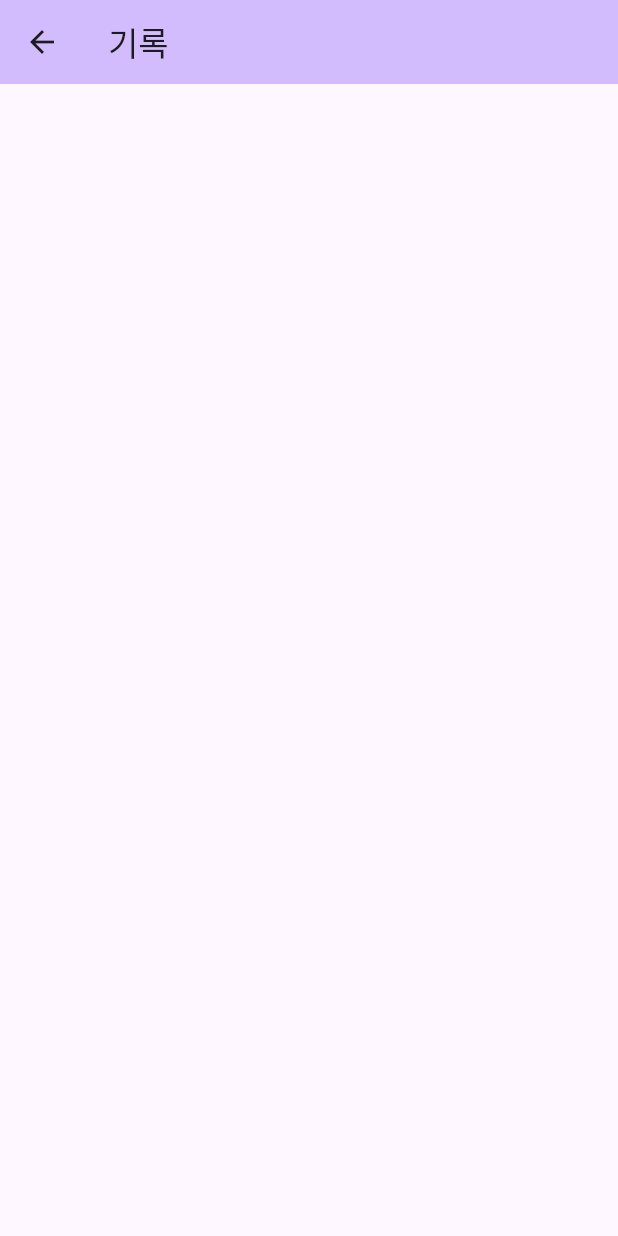
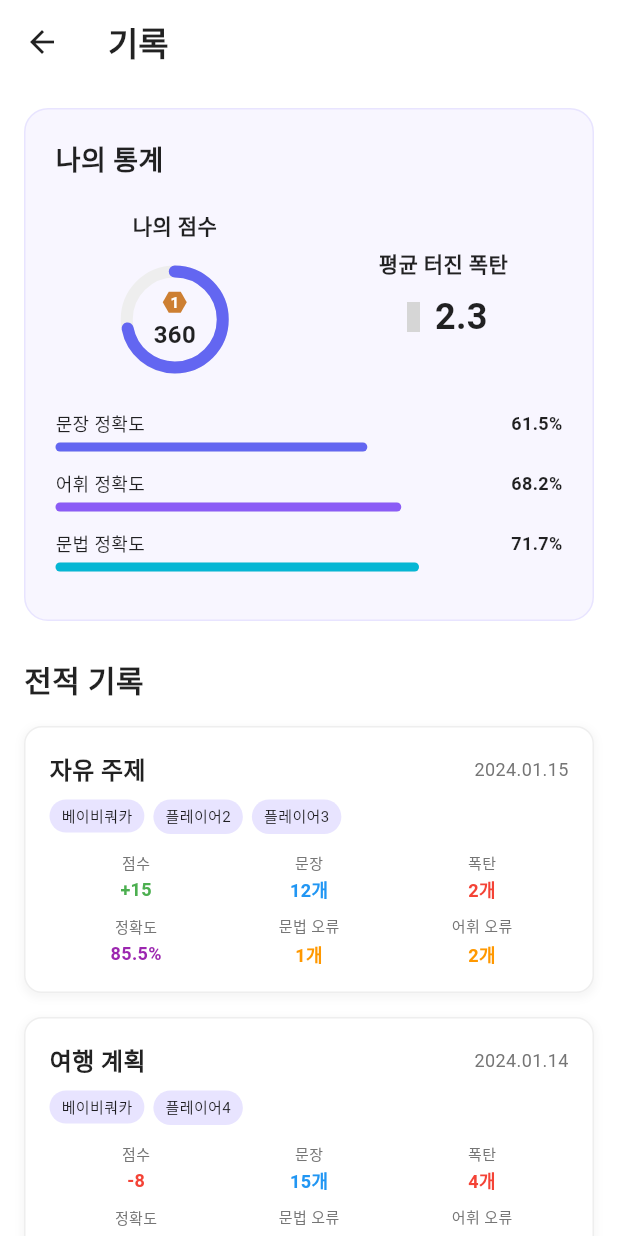
Before and after one commit to DH-Koo/Team46_Junction_Asia_2025, a Flutter app: the RecordScreen screen opened directly, on a phone screen of 412 x 824 dp. Run offline on Flutter 3.47's test engine with Material 3 defaults, Android fonts, the phone set to English and light mode, and no system bars; our stand-ins replace material_symbols_icons; grey boxes are pictures that could not be loaded.

Commit message:
record_list_screen 틀 구현

```diff
--- a/lib/main.dart
+++ b/lib/main.dart
@@ -1,6 +1,6 @@
 import 'package:flutter/material.dart';
 import 'screens/home/home_screen.dart';
-import 'screens/record/record_screen.dart';
+import 'screens/record/record_list_screen.dart';
 import 'screens/profile/profile_screen.dart';
 
 void main() {
--- /dev/null
+++ b/lib/screens/record/record_list_screen.dart
@@ -0,0 +1,518 @@
+import 'package:flutter/material.dart';
+import 'dart:math' as math;
+import 'package:material_symbols_icons/material_symbols_icons.dart';
+
+class RecordScreen extends StatefulWidget {
+  const RecordScreen({super.key});
+
+  @override
+  State<RecordScreen> createState() => _RecordScreenState();
+}
+
+class _RecordScreenState extends State<RecordScreen> {
+  // 더미 데이터
+  final List<Map<String, dynamic>> gameRecords = [
+    {
+      'topic': '자유 주제',
+      'participants': ['베이비쿼카', '플레이어2', '플레이어3'],
+      'scoreChange': 15,
+      'sentenceCount': 12,
+      'bombCount': 2,
+      'conversationAccuracy': 85.5,
+      'grammarErrors': 1,
+      'vocabularyErrors': 2,
+      'date': '2024.01.15',
+      'duration': '8분',
+    },
+    {
+      'topic': '여행 계획',
+      'participants': ['베이비쿼카', '플레이어4'],
+      'scoreChange': -8,
+      'sentenceCount': 15,
+      'bombCount': 4,
+      'conversationAccuracy': 72.3,
+      'grammarErrors': 3,
+      'vocabularyErrors': 1,
+      'date': '2024.01.14',
+      'duration': '10분',
+    },
+    {
+      'topic': '음식 리뷰',
+      'participants': ['베이비쿼카', '플레이어5', '플레이어6', '플레이어7'],
+      'scoreChange': 22,
+      'sentenceCount': 18,
+      'bombCount': 1,
+      'conversationAccuracy': 92.1,
+      'grammarErrors': 0,
+      'vocabularyErrors': 1,
+      'date': '2024.01.13',
+      'duration': '12분',
+    },
+  ];
+
+  @override
+  Widget build(BuildContext context) {
+    return Scaffold(
+      backgroundColor: Colors.white,
+      appBar: AppBar(
+        title: const Text(
+          '기록',
+          style: TextStyle(fontWeight: FontWeight.bold, color: Colors.black87),
+        ),
+        backgroundColor: Colors.white,
+        elevation: 0,
+        iconTheme: const IconThemeData(color: Colors.black87),
+      ),
+      body: SingleChildScrollView(
+        padding: const EdgeInsets.all(16.0),
+        child: Column(
+          children: [
+            // 상단 통계 섹션
+            _buildStatisticsSection(),
+            const SizedBox(height: 24),
+
+            // 전적 기록 제목
+            const Align(
+              alignment: Alignment.centerLeft,
+              child: Text(
+                '전적 기록',
+                style: TextStyle(
+                  fontSize: 20,
+                  fontWeight: FontWeight.bold,
+                  color: Colors.black87,
+                ),
+              ),
+            ),
+            const SizedBox(height: 16),
+
+            // 전적 기록 리스트
+            ...gameRecords.map((record) => _buildRecordPost(record)),
+          ],
+        ),
+      ),
+    );
+  }
+
+  Widget _buildStatisticsSection() {
+    return Container(
+      padding: const EdgeInsets.all(20),
+      decoration: BoxDecoration(
+        color: const Color(0xFFF8F6FF),
+        borderRadius: BorderRadius.circular(16),
+        border: Border.all(color: const Color(0xFFE8E4FF), width: 1),
+      ),
+      child: Column(
+        crossAxisAlignment: CrossAxisAlignment.start,
+        children: [
+          const Text(
+            '나의 통계',
+            style: TextStyle(
+              fontSize: 18,
+              fontWeight: FontWeight.bold,
+              color: Colors.black87,
+            ),
+          ),
+          const SizedBox(height: 20),
+
+          // 점수 그래프와 폭탄 통계
+          Row(
+            children: [
+              // 점수 원형 차트
+              Expanded(child: _buildScoreChart()),
+              const SizedBox(width: 20),
+              // 평균 폭탄 수
+              Expanded(child: _buildBombStatistics()),
+            ],
+          ),
+
+          const SizedBox(height: 20),
+
+          // 정확도 막대 그래프들
+          _buildAccuracyBars(),
+        ],
+      ),
+    );
+  }
+
+  Widget _buildScoreChart() {
+    return Column(
+      children: [
+        const Text(
+          '나의 점수',
+          style: TextStyle(
+            fontSize: 14,
+            fontWeight: FontWeight.w600,
+            color: Colors.black87,
+          ),
+        ),
+        const SizedBox(height: 12),
+        SizedBox(
+          width: 80,
+          height: 80,
+          child: CustomPaint(
+            painter: ScoreChartPainter(),
+            child: Center(
+              child: Column(
+                mainAxisSize: MainAxisSize.min,
+                children: [
+                  _buildTierHexagon(1),
+                  // const SizedBox(height: 4),
+                  Text(
+                    '360',
+                    style: TextStyle(
+                      fontSize: 16,
+                      fontWeight: FontWeight.bold,
+                      color: Colors.black87,
+                    ),
+                  ),
+                ],
+              ),
+            ),
+          ),
+        ),
+      ],
+    );
+  }
+
+  Widget _buildTierHexagon(int tier) {
+    Color tierColor = _getTierColor(tier);
+
+    return SizedBox(
+      width: 20,
+      height: 20,
+      child: CustomPaint(
+        painter: HexagonPainter(tierColor),
+        child: Center(
+          child: Text(
+            tier.toString(),
+            style: const TextStyle(
+              color: Colors.white,
+              fontSize: 10,
+              fontWeight: FontWeight.bold,
+            ),
+          ),
+        ),
+      ),
+    );
+  }
+
+  Color _getTierColor(int tier) {
+    switch (tier) {
+      case 1:
+        return const Color(0xFFCD7F32); // 브론즈
+      case 2:
+        return const Color(0xFFC0C0C0); // 실버
+      case 3:
+        return const Color(0xFFFFD700); // 골드
+      case 4:
+        return const Color(0xFF50C878); // 에메랄드
+      default:
+        return const Color(0xFFCD7F32); // 기본 브론즈
+    }
+  }
+
+  Widget _buildBombStatistics() {
+    return Column(
+      children: [
+        const Text(
+          '평균 터진 폭탄',
+          style: TextStyle(
+            fontSize: 14,
+            fontWeight: FontWeight.w600,
+            color: Colors.black87,
+          ),
+        ),
+        const SizedBox(height: 8),
+        Row(
+          mainAxisAlignment: MainAxisAlignment.center,
+          children: [
+            Icon(Symbols.bomb, color: Colors.red[400], size: 20),
+            const SizedBox(width: 4),
+            const Text(
+              '2.3',
+              style: TextStyle(
+                fontSize: 24,
+                fontWeight: FontWeight.bold,
+                color: Colors.black87,
+              ),
+            ),
+          ],
+        ),
+      ],
+    );
+  }
+
+  Widget _buildAccuracyBars() {
+    final accuracyData = [
+      {'label': '문장 정확도', 'value': 61.5, 'color': const Color(0xFF6366F1)},
+      {'label': '어휘 정확도', 'value': 68.2, 'color': const Color(0xFF8B5CF6)},
+      {'label': '문법 정확도', 'value': 71.7, 'color': const Color(0xFF06B6D4)},
+    ];
+
+    return Column(
+      children: accuracyData.map((data) {
+        return Padding(
+          padding: const EdgeInsets.only(bottom: 12),
+          child: Column(
+            crossAxisAlignment: CrossAxisAlignment.start,
+            children: [
+              Row(
+                mainAxisAlignment: MainAxisAlignment.spaceBetween,
+                children: [
+                  Text(
+                    data['label'] as String,
+                    style: const TextStyle(
+                      fontSize: 12,
+                      fontWeight: FontWeight.w500,
+                      color: Colors.black87,
+                    ),
+                  ),
+                  Text(
+                    '${(data['value'] as double).toStringAsFixed(1)}%',
+                    style: const TextStyle(
+                      fontSize: 12,
+                      fontWeight: FontWeight.bold,
+                      color: Colors.black87,
+                    ),
+                  ),
+                ],
+              ),
+              const SizedBox(height: 4),
+              Container(
+                height: 6,
+                decoration: BoxDecoration(
+                  color: Colors.grey[200],
+                  borderRadius: BorderRadius.circular(3),
+                ),
+                child: FractionallySizedBox(
+                  alignment: Alignment.centerLeft,
+                  widthFactor: (data['value'] as double) / 100,
+                  child: Container(
+                    decoration: BoxDecoration(
+                      color: data['color'] as Color,
+                      borderRadius: BorderRadius.circular(3),
+                    ),
+                  ),
+                ),
+              ),
+            ],
+          ),
+        );
+      }).toList(),
+    );
+  }
+
+  Widget _buildRecordPost(Map<String, dynamic> record) {
+    return Container(
+      margin: const EdgeInsets.only(bottom: 16),
+      padding: const EdgeInsets.all(16),
+      decoration: BoxDecoration(
+        color: Colors.white,
+        borderRadius: BorderRadius.circular(12),
+        border: Border.all(color: Colors.grey[200]!, width: 1),
+        boxShadow: [
+          BoxShadow(
+            color: Colors.grey.withOpacity(0.1),
+            spreadRadius: 1,
+            blurRadius: 4,
+            offset: const Offset(0, 2),
+          ),
+        ],
+      ),
+      child: Column(
+        crossAxisAlignment: CrossAxisAlignment.start,
+        children: [
+          // 상단: 주제와 날짜
+          Row(
+            mainAxisAlignment: MainAxisAlignment.spaceBetween,
+            children: [
+              Text(
+                record['topic'],
+                style: const TextStyle(
+                  fontSize: 16,
+                  fontWeight: FontWeight.bold,
+                  color: Colors.black87,
+                ),
+              ),
+              Text(
+                record['date'],
+                style: TextStyle(fontSize: 12, color: Colors.grey[600]),
+              ),
+            ],
+          ),
+          const SizedBox(height: 8),
+
+          // 참여자들
+          Wrap(
+            spacing: 6,
+            children: (record['participants'] as List<String>).map((
+              participant,
+            ) {
+              return Container(
+                padding: const EdgeInsets.symmetric(horizontal: 8, vertical: 4),
+                decoration: BoxDecoration(
+                  color: const Color(0xFFE8E4FF),
+                  borderRadius: BorderRadius.circular(12),
+                ),
+                child: Text(
+                  participant,
+                  style: const TextStyle(fontSize: 10, color: Colors.black87),
+                ),
+              );
+            }).toList(),
+          ),
+          const SizedBox(height: 12),
+
+          // 통계 정보
+          Row(
+            children: [
+              // 점수 변화
+              Expanded(
+                child: _buildStatItem(
+                  '점수',
+                  '${record['scoreChange'] > 0 ? '+' : ''}${record['scoreChange']}',
+                  record['scoreChange'] > 0 ? Colors.green : Colors.red,
+                ),
+              ),
+              // 문장 수
+              Expanded(
+                child: _buildStatItem(
+                  '문장',
+                  '${record['sentenceCount']}개',
+                  Colors.blue,
+                ),
+              ),
+              // 폭탄 수
+              Expanded(
+                child: _buildStatItem(
+                  '폭탄',
+                  '${record['bombCount']}개',
+                  Colors.red,
+                ),
+              ),
+            ],
+          ),
+          const SizedBox(height: 8),
+
+          Row(
+            children: [
+              // 회화 정확도
+              Expanded(
+                child: _buildStatItem(
+                  '정확도',
+                  '${record['conversationAccuracy']}%',
+                  Colors.purple,
+                ),
+              ),
+              // 문법 오류
+              Expanded(
+                child: _buildStatItem(
+                  '문법 오류',
+                  '${record['grammarErrors']}개',
+                  Colors.orange,
+                ),
+              ),
+              // 어휘 오류
+              Expanded(
+                child: _buildStatItem(
+                  '어휘 오류',
+                  '${record['vocabularyErrors']}개',
+                  Colors.orange,
+                ),
+              ),
+            ],
+          ),
+        ],
+      ),
+    );
+  }
+
+  Widget _buildStatItem(String label, String value, Color color) {
+    return Column(
+      crossAxisAlignment: CrossAxisAlignment.center,
+      children: [
+        Text(label, style: TextStyle(fontSize: 10, color: Colors.grey[600])),
+        const SizedBox(height: 2),
+        Text(
+          value,
+          style: TextStyle(
+            fontSize: 12,
+            fontWeight: FontWeight.bold,
+            color: color,
+          ),
+        ),
+      ],
+    );
+  }
+}
+
+class ScoreChartPainter extends CustomPainter {
+  @override
+  void paint(Canvas canvas, Size size) {
+    final center = Offset(size.width / 2, size.height / 2);
+    final radius = size.width / 2 - 8;
+
+    // 배경 원
+    final backgroundPaint = Paint()
+      ..color = Colors.grey[200]!
+      ..style = PaintingStyle.stroke
+      ..strokeWidth = 8;
+
+    canvas.drawCircle(center, radius, backgroundPaint);
+
+    // 진행률 호 (72% 가정)
+    final progressPaint = Paint()
+      ..color = const Color(0xFF6366F1)
+      ..style = PaintingStyle.stroke
+      ..strokeWidth = 8
+      ..strokeCap = StrokeCap.round;
+
+    const sweepAngle = 2 * math.pi * 0.72; // 72%
+    canvas.drawArc(
+      Rect.fromCircle(center: center, radius: radius),
+      -math.pi / 2, // 시작 각도 (12시 방향)
+      sweepAngle,
+      false,
+      progressPaint,
+    );
+  }
+
+  @override
+  bool shouldRepaint(CustomPainter oldDelegate) => false;
+}
+
+class HexagonPainter extends CustomPainter {
+  final Color color;
+
+  HexagonPainter(this.color);
+
+  @override
+  void paint(Canvas canvas, Size size) {
+    final paint = Paint()
+      ..color = color
+      ..style = PaintingStyle.fill;
+
+    final path = Path();
+    final center = Offset(size.width / 2, size.height / 2);
+    final radius = size.width / 2;
+
+    // 육각형 그리기
+    for (int i = 0; i < 6; i++) {
+      final angle = (i * 60) * (3.14159 / 180); // 60도씩 회전
+      final x = center.dx + radius * 0.8 * math.cos(angle);
+      final y = center.dy + radius * 0.8 * math.sin(angle);
+
+      if (i == 0) {
+        path.moveTo(x, y);
+      } else {
+        path.lineTo(x, y);
+      }
+    }
+    path.close();
+
+    canvas.drawPath(path, paint);
+  }
+
+  @override
+  bool shouldRepaint(CustomPainter oldDelegate) => false;
+}
--- a/lib/screens/record/record_screen.dart
+++ /dev/null
@@ -1,15 +0,0 @@
-import 'package:flutter/material.dart';
-
-class RecordScreen extends StatelessWidget {
-  const RecordScreen({super.key});
-
-  @override
-  Widget build(BuildContext context) {
-    return Scaffold(
-      appBar: AppBar(
-        title: const Text('기록'),
-        backgroundColor: Theme.of(context).colorScheme.inversePrimary,
-      ),
-    );
-  }
-}
--- a/pubspec.yaml
+++ b/pubspec.yaml
@@ -30,10 +30,13 @@ environment:
 dependencies:
   flutter:
     sdk: flutter
+  material_symbols_icons: ^4.2815.1
+
 
   # The following adds the Cupertino Icons font to your application.
   # Use with the CupertinoIcons class for iOS style icons.
   cupertino_icons: ^1.0.8
+
 
 dev_dependencies:
   flutter_test:
```
Also changed, not shown: lib/screens/record/record_detail_screen.dart (added), pubspec.lock.
